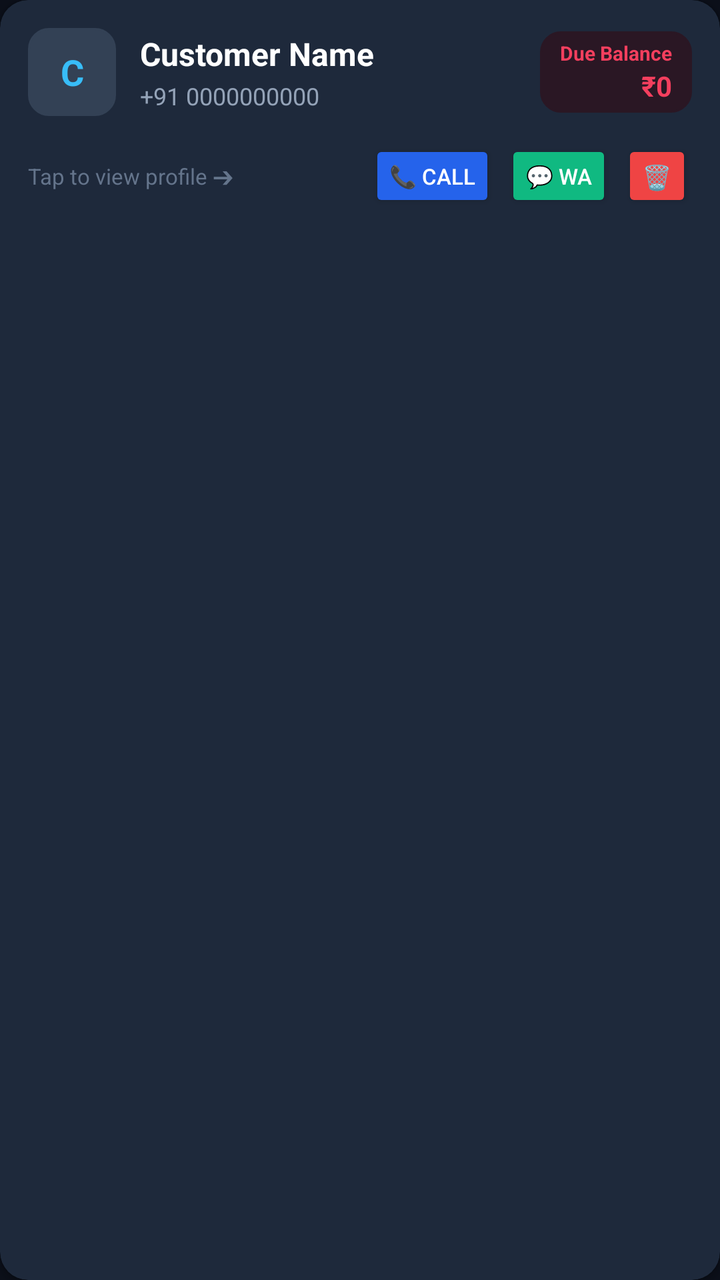
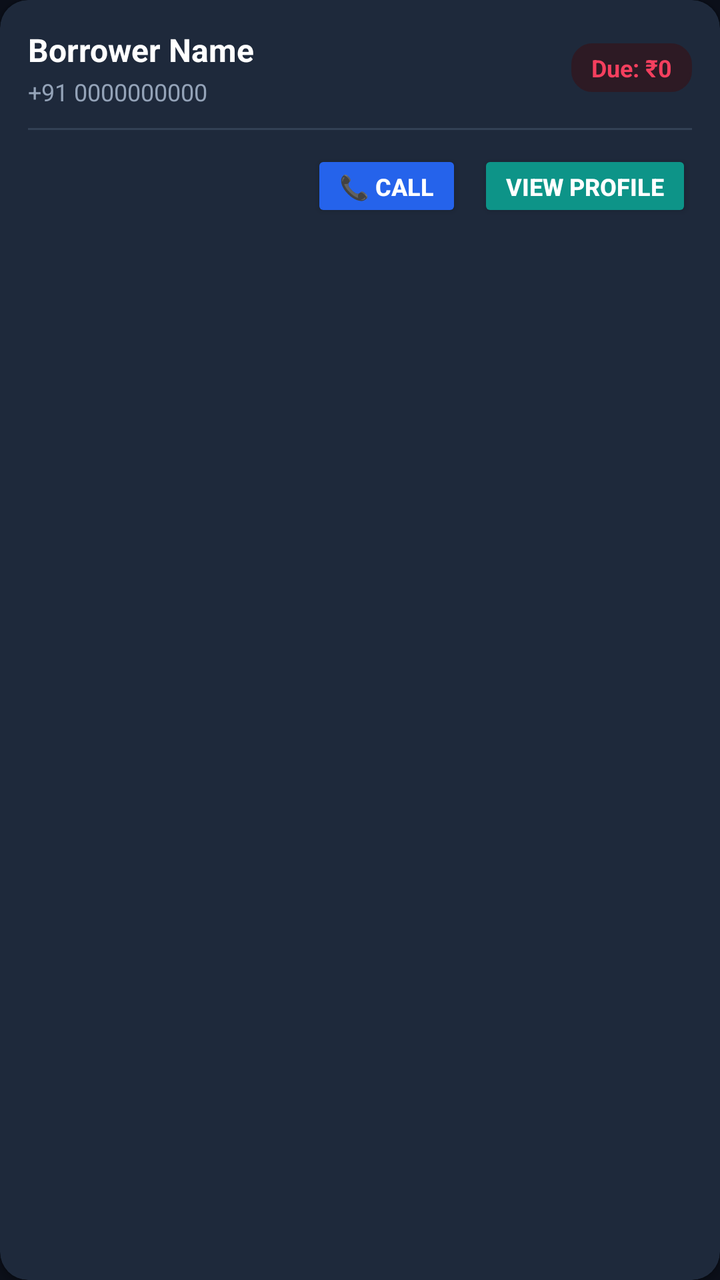

Before-and-after screenshots of an Android layout around one commit, followed by the original layout XML and the change that was made.
<!-- AndroidManifest.xml: application theme Theme.QuickLoan -->
<!-- res/layout/item_master_client.xml -->
<?xml version="1.0" encoding="utf-8"?>
<androidx.cardview.widget.CardView xmlns:android="http://schemas.android.com/apk/res/android"
    xmlns:app="http://schemas.android.com/apk/res-auto"
    android:id="@+id/cardClientItem"
    android:layout_width="match_parent"
    android:layout_height="wrap_content"
    android:layout_marginHorizontal="6dp"
    android:layout_marginVertical="6dp"
    android:foreground="?attr/selectableItemBackground"
    app:cardBackgroundColor="#1E293B"
    app:cardCornerRadius="14dp"
    app:cardElevation="2dp">

    <LinearLayout
        android:layout_width="match_parent"
        android:layout_height="wrap_content"
        android:orientation="vertical"
        android:padding="14dp">

        <LinearLayout
            android:layout_width="match_parent"
            android:layout_height="wrap_content"
            android:gravity="center_vertical"
            android:orientation="horizontal">

            
            <TextView
                android:id="@+id/tvAvatarInitial"
                android:layout_width="44dp"
                android:layout_height="44dp"
                android:background="@drawable/edittext_bg"
                android:backgroundTint="#334155"
                android:gravity="center"
                android:text="C"
                android:textColor="#38BDF8"
                android:textSize="18sp"
                android:textStyle="bold" />

            
            <LinearLayout
                android:layout_width="0dp"
                android:layout_height="wrap_content"
                android:layout_marginStart="12dp"
                android:layout_weight="1"
                android:orientation="vertical">

                <TextView
                    android:id="@+id/tvClientName"
                    android:layout_width="wrap_content"
                    android:layout_height="wrap_content"
                    android:text="Customer Name"
                    android:textColor="#FFFFFF"
                    android:textSize="16sp"
                    android:textStyle="bold" />

                <TextView
                    android:id="@+id/tvClientPhone"
                    android:layout_width="wrap_content"
                    android:layout_height="wrap_content"
                    android:layout_marginTop="2dp"
                    android:text="+91 0000000000"
                    android:textColor="#94A3B8"
                    android:textSize="12sp" />
            </LinearLayout>

            
            <LinearLayout
                android:layout_width="wrap_content"
                android:layout_height="wrap_content"
                android:background="@drawable/edittext_bg"
                android:backgroundTint="#2A1724"
                android:gravity="end"
                android:orientation="vertical"
                android:paddingHorizontal="10dp"
                android:paddingVertical="4dp">

                <TextView
                    android:layout_width="wrap_content"
                    android:layout_height="wrap_content"
                    android:text="Due Balance"
                    android:textColor="#F43F5E"
                    android:textSize="10sp"
                    android:textStyle="bold" />

                <TextView
                    android:id="@+id/tvClientDueBalance"
                    android:layout_width="wrap_content"
                    android:layout_height="wrap_content"
                    android:text="₹0"
                    android:textColor="#F43F5E"
                    android:textSize="14sp"
                    android:textStyle="bold" />
            </LinearLayout>
        </LinearLayout>

        
        <LinearLayout
            android:layout_width="match_parent"
            android:layout_height="wrap_content"
            android:layout_marginTop="12dp"
            android:gravity="center_vertical"
            android:orientation="horizontal">

            <TextView
                android:layout_width="0dp"
                android:layout_height="wrap_content"
                android:layout_weight="1"
                android:text="Tap to view profile ➔"
                android:textColor="#64748B"
                android:textSize="11sp" />

            
            <Button
                android:id="@+id/btnMasterCall"
                android:layout_width="wrap_content"
                android:layout_height="36dp"
                android:layout_marginEnd="5dp"
                android:backgroundTint="#2563EB"
                android:minWidth="0dp"
                android:paddingHorizontal="10dp"
                android:text="📞 Call"
                android:textColor="#FFFFFF"
                android:textSize="11sp" />

            
            <Button
                android:id="@+id/btnMasterWhatsApp"
                android:layout_width="wrap_content"
                android:layout_height="36dp"
                android:layout_marginEnd="5dp"
                android:backgroundTint="#10B981"
                android:minWidth="0dp"
                android:paddingHorizontal="10dp"
                android:text="💬 WA"
                android:textColor="#FFFFFF"
                android:textSize="11sp" />

            
            <Button
                android:id="@+id/btnMasterDelete"
                android:layout_width="wrap_content"
                android:layout_height="36dp"
                android:backgroundTint="#EF4444"
                android:minWidth="0dp"
                android:paddingHorizontal="10dp"
                android:text="🗑️"
                android:textColor="#FFFFFF"
                android:textSize="12sp" />
        </LinearLayout>
    </LinearLayout>
</androidx.cardview.widget.CardView>
<!-- resources referenced by this layout -->
<resources>
  <!-- drawable edittext_bg (drawable) -->
  <?xml version="1.0" encoding="utf-8"?>
  <shape xmlns:android="http://schemas.android.com/apk/res/android"
      android:shape="rectangle">
      <solid android:color="#1E293B" />
      <stroke android:width="1dp" android:color="#475569" />
      <corners android:radius="10dp" />
  </shape>
  <style name="Theme.QuickLoan" parent="Theme.AppCompat.DayNight.NoActionBar">
          
          <item name="android:windowBackground">@color/surface_bg</item>
          <item name="android:colorBackground">@color/surface_bg</item>
  
          
          <item name="colorPrimary">@color/header_bg</item>
          <item name="colorPrimaryDark">#070A10</item>
          <item name="colorAccent">@color/brand_accent</item>
  
          
          <item name="android:statusBarColor">@color/header_bg</item>
          <item name="android:navigationBarColor">#070A10</item>
          <item name="android:windowLightStatusBar">false</item>
      </style>
  <color name="surface_bg">#0B0F19</color>
  <color name="header_bg">#111827</color>
  <color name="brand_accent">#38BDF8</color>
</resources>

<!-- the commit's change to res/layout/item_master_client.xml (unified diff, before → after) -->
@@ -1,12 +1,10 @@
 <?xml version="1.0" encoding="utf-8"?>
 <androidx.cardview.widget.CardView xmlns:android="http://schemas.android.com/apk/res/android"
     xmlns:app="http://schemas.android.com/apk/res-auto"
-    android:id="@+id/cardClientItem"
     android:layout_width="match_parent"
     android:layout_height="wrap_content"
     android:layout_marginHorizontal="6dp"
     android:layout_marginVertical="6dp"
-    android:foreground="?attr/selectableItemBackground"
     app:cardBackgroundColor="#1E293B"
     app:cardCornerRadius="14dp"
     app:cardElevation="2dp">
@@ -23,24 +21,9 @@
             android:gravity="center_vertical"
             android:orientation="horizontal">
 
-            
-            <TextView
-                android:id="@+id/tvAvatarInitial"
-                android:layout_width="44dp"
-                android:layout_height="44dp"
-                android:background="@drawable/edittext_bg"
-                android:backgroundTint="#334155"
-                android:gravity="center"
-                android:text="C"
-                android:textColor="#38BDF8"
-                android:textSize="18sp"
-                android:textStyle="bold" />
-
-            
             <LinearLayout
                 android:layout_width="0dp"
                 android:layout_height="wrap_content"
-                android:layout_marginStart="12dp"
                 android:layout_weight="1"
                 android:orientation="vertical">
 
@@ -48,7 +31,7 @@
                     android:id="@+id/tvClientName"
                     android:layout_width="wrap_content"
                     android:layout_height="wrap_content"
-                    android:text="Customer Name"
+                    android:text="Borrower Name"
                     android:textColor="#FFFFFF"
                     android:textSize="16sp"
                     android:textStyle="bold" />
@@ -63,89 +46,56 @@
                     android:textSize="12sp" />
             </LinearLayout>
 
-            
-            <LinearLayout
+            <TextView
+                android:id="@+id/tvClientDueBalance"
                 android:layout_width="wrap_content"
                 android:layout_height="wrap_content"
                 android:background="@drawable/edittext_bg"
-                android:backgroundTint="#2A1724"
-                android:gravity="end"
-                android:orientation="vertical"
+                android:backgroundTint="#2D1A24"
                 android:paddingHorizontal="10dp"
-                android:paddingVertical="4dp">
-
-                <TextView
-                    android:layout_width="wrap_content"
-                    android:layout_height="wrap_content"
-                    android:text="Due Balance"
-                    android:textColor="#F43F5E"
-                    android:textSize="10sp"
-                    android:textStyle="bold" />
-
-                <TextView
-                    android:id="@+id/tvClientDueBalance"
-                    android:layout_width="wrap_content"
-                    android:layout_height="wrap_content"
-                    android:text="₹0"
-                    android:textColor="#F43F5E"
-                    android:textSize="14sp"
-                    android:textStyle="bold" />
-            </LinearLayout>
+                android:paddingVertical="4dp"
+                android:text="Due: ₹0"
+                android:textColor="#F43F5E"
+                android:textSize="12sp"
+                android:textStyle="bold" />
         </LinearLayout>
 
-        
+        <View
+            android:layout_width="match_parent"
+            android:layout_height="1dp"
+            android:layout_marginVertical="10dp"
+            android:background="#334155" />
+
         <LinearLayout
             android:layout_width="match_parent"
             android:layout_height="wrap_content"
-            android:layout_marginTop="12dp"
-            android:gravity="center_vertical"
+            android:gravity="end"
             android:orientation="horizontal">
 
-            <TextView
-                android:layout_width="0dp"
-                android:layout_height="wrap_content"
-                android:layout_weight="1"
-                android:text="Tap to view profile ➔"
-                android:textColor="#64748B"
-                android:textSize="11sp" />
-
-            
             <Button
-                android:id="@+id/btnMasterCall"
+                android:id="@+id/btnCallClient"
                 android:layout_width="wrap_content"
                 android:layout_height="36dp"
-                android:layout_marginEnd="5dp"
+                android:layout_marginEnd="8dp"
                 android:backgroundTint="#2563EB"
                 android:minWidth="0dp"
-                android:paddingHorizontal="10dp"
+                android:paddingHorizontal="14dp"
                 android:text="📞 Call"
                 android:textColor="#FFFFFF"
-                android:textSize="11sp" />
+                android:textSize="12sp"
+                android:textStyle="bold" />
 
-            
             <Button
-                android:id="@+id/btnMasterWhatsApp"
+                android:id="@+id/btnViewClientProfile"
                 android:layout_width="wrap_content"
                 android:layout_height="36dp"
-                android:layout_marginEnd="5dp"
-                android:backgroundTint="#10B981"
+                android:backgroundTint="#0D9488"
                 android:minWidth="0dp"
-                android:paddingHorizontal="10dp"
-                android:text="💬 WA"
+                android:paddingHorizontal="14dp"
+                android:text="View Profile"
                 android:textColor="#FFFFFF"
-                android:textSize="11sp" />
-
-            
-            <Button
-                android:id="@+id/btnMasterDelete"
-                android:layout_width="wrap_content"
-                android:layout_height="36dp"
-                android:backgroundTint="#EF4444"
-                android:minWidth="0dp"
-                android:paddingHorizontal="10dp"
-                android:text="🗑️"
-                android:textColor="#FFFFFF"
-                android:textSize="12sp" />
+                android:textSize="12sp"
+                android:textStyle="bold" />
         </LinearLayout>
     </LinearLayout>
 </androidx.cardview.widget.CardView>
